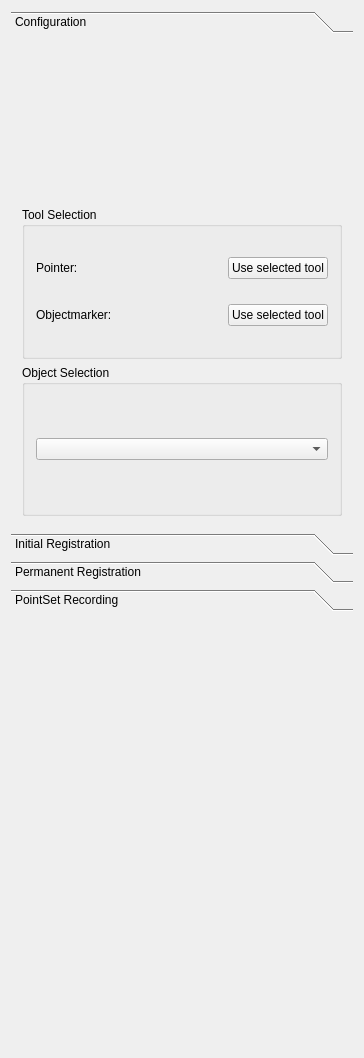
The window that Plugins/org.mitk.gui.qt.igtexamples/src/internal/QmitkIGTTrackingLabViewControls.ui (MITK/MITK) describes before a commit, drawn with Qt 5.
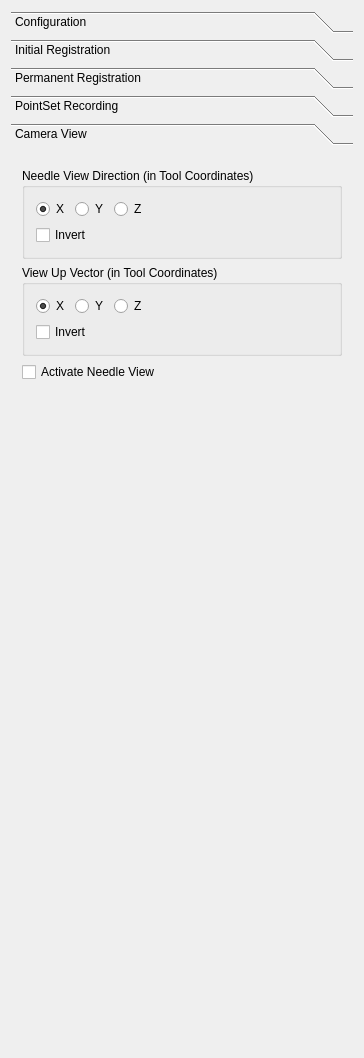
The same window after the commit. The open tabs and pages were chosen to show the change. Custom widgets are drawn as their Qt base class.

Commit message: implemented needle view Added display of FRE after registration & cleaned up code Activated point set recording again (fixes and cleanup).

Diff of the .ui file:
```diff
--- a/Plugins/org.mitk.gui.qt.igtexamples/src/internal/QmitkIGTTrackingLabViewControls.ui
+++ b/Plugins/org.mitk.gui.qt.igtexamples/src/internal/QmitkIGTTrackingLabViewControls.ui
@@ -37,7 +37,7 @@
         <x>0</x>
         <y>0</y>
         <width>345</width>
-        <height>455</height>
+        <height>860</height>
        </rect>
       </property>
       <attribute name="label">
@@ -226,28 +226,227 @@
       </attribute>
       <layout class="QVBoxLayout" name="verticalLayout_4">
        <item>
-        <layout class="QVBoxLayout" name="m_PointSetRecordingLayout"/>
+        <widget class="QmitkNavigationDataSourceSelectionWidget" name="m_PointSetRecordingToolSelectionWidget" native="true"/>
+       </item>
+       <item>
+        <layout class="QHBoxLayout" name="horizontalLayout">
+         <item>
+          <spacer name="horizontalSpacer">
+           <property name="orientation">
+            <enum>Qt::Horizontal</enum>
+           </property>
+           <property name="sizeHint" stdset="0">
+            <size>
+             <width>40</width>
+             <height>20</height>
+            </size>
+           </property>
+          </spacer>
+         </item>
+         <item>
+          <widget class="QLabel" name="label">
+           <property name="text">
+            <string>Point Distance [mm]</string>
+           </property>
+          </widget>
+         </item>
+         <item>
+          <widget class="QSpinBox" name="m_PSRecordingSpinBox">
+           <property name="value">
+            <number>1</number>
+           </property>
+          </widget>
+         </item>
+        </layout>
+       </item>
+       <item>
+        <layout class="QHBoxLayout" name="horizontalLayout_2">
+         <item>
+          <spacer name="horizontalSpacer_2">
+           <property name="orientation">
+            <enum>Qt::Horizontal</enum>
+           </property>
+           <property name="sizeHint" stdset="0">
+            <size>
+             <width>40</width>
+             <height>20</height>
+            </size>
+           </property>
+          </spacer>
+         </item>
+         <item>
+          <widget class="QCheckBox" name="m_PointSetRecordCheckBox">
+           <property name="text">
+            <string>Point Set Recording</string>
+           </property>
+          </widget>
+         </item>
+        </layout>
+       </item>
+       <item>
+        <spacer name="verticalSpacer_2">
+         <property name="orientation">
+          <enum>Qt::Vertical</enum>
+         </property>
+         <property name="sizeHint" stdset="0">
+          <size>
+           <width>20</width>
+           <height>779</height>
+          </size>
+         </property>
+        </spacer>
+       </item>
+      </layout>
+     </widget>
+     <widget class="QWidget" name="page_2">
+      <attribute name="label">
+       <string>Camera View</string>
+      </attribute>
+      <layout class="QVBoxLayout" name="verticalLayout_10">
+       <item>
+        <widget class="QmitkNavigationDataSourceSelectionWidget" name="m_CameraViewSelection" native="true"/>
+       </item>
+       <item>
+        <widget class="QGroupBox" name="m_ViewDirectionBox">
+         <property name="title">
+          <string>Needle View Direction (in Tool Coordinates)</string>
+         </property>
+         <layout class="QVBoxLayout" name="verticalLayout_5">
+          <item>
+           <layout class="QHBoxLayout" name="horizontalLayout_5">
+            <item>
+             <widget class="QRadioButton" name="m_NeedleViewX">
+              <property name="text">
+               <string>X</string>
+              </property>
+              <property name="checked">
+               <bool>true</bool>
+              </property>
+             </widget>
+            </item>
+            <item>
+             <widget class="QRadioButton" name="m_NeedleViewY">
+              <property name="text">
+               <string>Y</string>
+              </property>
+             </widget>
+            </item>
+            <item>
+             <widget class="QRadioButton" name="m_NeedleViewZ">
+              <property name="text">
+               <string>Z</string>
+              </property>
+             </widget>
+            </item>
+            <item>
+             <spacer name="horizontalSpacer_5">
+              <property name="orientation">
+               <enum>Qt::Horizontal</enum>
+              </property>
+              <property name="sizeHint" stdset="0">
+               <size>
+                <width>40</width>
+                <height>20</height>
+               </size>
+              </property>
+             </spacer>
+            </item>
+           </layout>
+          </item>
+          <item>
+           <widget class="QCheckBox" name="m_NeedleViewInvert">
+            <property name="text">
+             <string>Invert</string>
+            </property>
+           </widget>
+          </item>
+         </layout>
+        </widget>
+       </item>
+       <item>
+        <widget class="QGroupBox" name="m_ViewUpBox">
+         <property name="title">
+          <string>View Up Vector (in Tool Coordinates)</string>
+         </property>
+         <layout class="QVBoxLayout" name="verticalLayout_6">
+          <item>
+           <layout class="QHBoxLayout" name="horizontalLayout_6">
+            <item>
+             <widget class="QRadioButton" name="m_NeedleUpX">
+              <property name="text">
+               <string>X</string>
+              </property>
+              <property name="checked">
+               <bool>true</bool>
+              </property>
+             </widget>
+            </item>
+            <item>
+             <widget class="QRadioButton" name="m_NeedleUpY">
+              <property name="text">
+               <string>Y</string>
+              </property>
+             </widget>
+            </item>
+            <item>
+             <widget class="QRadioButton" name="m_NeedleUpZ">
+              <property name="text">
+               <string>Z</string>
+              </property>
+             </widget>
+            </item>
+            <item>
+             <spacer name="horizontalSpacer_6">
+              <property name="orientation">
+               <enum>Qt::Horizontal</enum>
+              </property>
+              <property name="sizeHint" stdset="0">
+               <size>
+                <width>40</width>
+                <height>20</height>
+               </size>
+              </property>
+             </spacer>
+            </item>
+           </layout>
+          </item>
+          <item>
+           <widget class="QCheckBox" name="m_NeedleUpInvert">
+            <property name="text">
+             <string>Invert</string>
+            </property>
+           </widget>
+          </item>
+         </layout>
+        </widget>
+       </item>
+       <item>
+        <widget class="QCheckBox" name="m_ActivateNeedleView">
+         <property name="text">
+          <string>Activate Needle View</string>
+         </property>
+        </widget>
+       </item>
+       <item>
+        <spacer name="spacer1">
+         <property name="orientation">
+          <enum>Qt::Vertical</enum>
+         </property>
+         <property name="sizeType">
+          <enum>QSizePolicy::Expanding</enum>
+         </property>
+         <property name="sizeHint" stdset="0">
+          <size>
+           <width>20</width>
+           <height>630</height>
+          </size>
+         </property>
+        </spacer>
        </item>
       </layout>
      </widget>
     </widget>
    </item>
-   <item>
-    <spacer name="spacer1">
-     <property name="orientation">
-      <enum>Qt::Vertical</enum>
-     </property>
-     <property name="sizeType">
-      <enum>QSizePolicy::Expanding</enum>
-     </property>
-     <property name="sizeHint" stdset="0">
-      <size>
-       <width>20</width>
-       <height>220</height>
-      </size>
-     </property>
-    </spacer>
-   </item>
   </layout>
  </widget>
  <layoutdefault spacing="6" margin="11"/>
```
Left out of the diff: 6 changed lines with no effect on the pictures. The commit also changes 2 other files.
